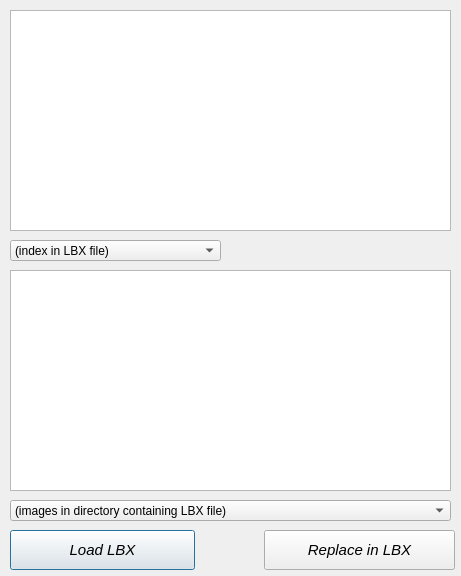
Old version of the form MoMTweaker/dialoglbxeditor.ui in the repository jbalcomb/MoM-RTGT.
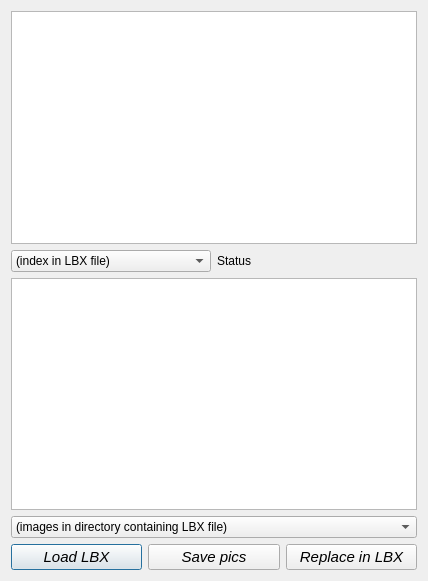
New version of the form. Icons and pictures are not drawn.

Commit message: Added NodeAttr + Save LBX pics + Check box use icons

```diff
--- a/MoMTweaker/dialoglbxeditor.ui
+++ b/MoMTweaker/dialoglbxeditor.ui
@@ -6,22 +6,16 @@
    <rect>
     <x>0</x>
     <y>0</y>
-    <width>461</width>
-    <height>576</height>
+    <width>428</width>
+    <height>581</height>
    </rect>
   </property>
   <property name="windowTitle">
    <string>Dialog</string>
   </property>
+  <layout class="QVBoxLayout" name="verticalLayout">
+   <item>
   <widget class="QGraphicsView" name="graphicsView_LbxImage">
-   <property name="geometry">
-    <rect>
-     <x>10</x>
-     <y>10</y>
-     <width>441</width>
-     <height>221</height>
-    </rect>
-   </property>
    <property name="backgroundBrush">
     <brush brushstyle="SolidPattern">
      <color alpha="255">
@@ -32,30 +26,53 @@
     </brush>
    </property>
   </widget>
+   </item>
+   <item>
+    <layout class="QHBoxLayout" name="horizontalLayout_2">
+     <item>
   <widget class="QComboBox" name="comboBox_LbxIndex">
-   <property name="geometry">
-    <rect>
-     <x>10</x>
-     <y>240</y>
-     <width>211</width>
-     <height>21</height>
-    </rect>
-   </property>
    <item>
     <property name="text">
      <string>(index in LBX file)</string>
     </property>
    </item>
   </widget>
+     </item>
+     <item>
+      <widget class="QLabel" name="label_Status">
+       <property name="text">
+        <string>Status</string>
+       </property>
+      </widget>
+     </item>
+    </layout>
+   </item>
+   <item>
+    <widget class="QGraphicsView" name="graphicsView_BitmapImage">
+     <property name="backgroundBrush">
+      <brush brushstyle="SolidPattern">
+       <color alpha="255">
+        <red>255</red>
+        <green>192</green>
+        <blue>255</blue>
+       </color>
+      </brush>
+     </property>
+    </widget>
+   </item>
+   <item>
+    <widget class="QComboBox" name="comboBox_FileIndex">
+     <item>
+      <property name="text">
+       <string>(images in directory containing LBX file)</string>
+      </property>
+     </item>
+    </widget>
+   </item>
+   <item>
+    <layout class="QHBoxLayout" name="horizontalLayout">
+     <item>
   <widget class="QPushButton" name="pushButton_Load">
-   <property name="geometry">
-    <rect>
-     <x>10</x>
-     <y>530</y>
-     <width>185</width>
-     <height>40</height>
-    </rect>
-   </property>
    <property name="sizePolicy">
     <sizepolicy hsizetype="Fixed" vsizetype="Fixed">
      <horstretch>0</horstretch>
@@ -64,7 +81,7 @@
    </property>
    <property name="maximumSize">
     <size>
-     <width>200</width>
+         <width>180</width>
      <height>16777215</height>
     </size>
    </property>
@@ -88,15 +105,44 @@
     </size>
    </property>
   </widget>
+     </item>
+     <item>
+      <widget class="QPushButton" name="pushButton_SavePics">
+       <property name="sizePolicy">
+        <sizepolicy hsizetype="Fixed" vsizetype="Fixed">
+         <horstretch>0</horstretch>
+         <verstretch>0</verstretch>
+        </sizepolicy>
+       </property>
+       <property name="maximumSize">
+        <size>
+         <width>180</width>
+         <height>16777215</height>
+        </size>
+       </property>
+       <property name="font">
+        <font>
+         <pointsize>11</pointsize>
+         <italic>true</italic>
+        </font>
+       </property>
+       <property name="text">
+        <string>Save pics</string>
+       </property>
+       <property name="icon">
+        <iconset resource="../Resources/InteractiveGameTweaker.qrc">
+         <normaloff>:/heroes/shalla.gif</normaloff>:/heroes/shalla.gif</iconset>
+       </property>
+       <property name="iconSize">
+        <size>
+         <width>32</width>
+         <height>32</height>
+        </size>
+       </property>
+      </widget>
+     </item>
+     <item>
   <widget class="QPushButton" name="pushButton_Replace">
-   <property name="geometry">
-    <rect>
-     <x>264</x>
-     <y>530</y>
-     <width>191</width>
-     <height>40</height>
-    </rect>
-   </property>
    <property name="sizePolicy">
     <sizepolicy hsizetype="Fixed" vsizetype="Fixed">
      <horstretch>0</horstretch>
@@ -105,7 +151,7 @@
    </property>
    <property name="maximumSize">
     <size>
-     <width>200</width>
+         <width>180</width>
      <height>16777215</height>
     </size>
    </property>
@@ -129,40 +175,10 @@
     </size>
    </property>
   </widget>
-  <widget class="QGraphicsView" name="graphicsView_BitmapImage">
-   <property name="geometry">
-    <rect>
-     <x>10</x>
-     <y>270</y>
-     <width>441</width>
-     <height>221</height>
-    </rect>
-   </property>
-   <property name="backgroundBrush">
-    <brush brushstyle="SolidPattern">
-     <color alpha="255">
-      <red>255</red>
-      <green>192</green>
-      <blue>255</blue>
-     </color>
-    </brush>
-   </property>
-  </widget>
-  <widget class="QComboBox" name="comboBox_FileIndex">
-   <property name="geometry">
-    <rect>
-     <x>10</x>
-     <y>500</y>
-     <width>441</width>
-     <height>21</height>
-    </rect>
-   </property>
-   <item>
-    <property name="text">
-     <string>(images in directory containing LBX file)</string>
-    </property>
-   </item>
-  </widget>
+     </item>
+    </layout>
+   </item>
+  </layout>
  </widget>
  <resources>
   <include location="../Resources/InteractiveGameTweaker.qrc"/>
```
Lines whose indentation alone changed are shown as unchanged. The commit also changes 22 other files.
